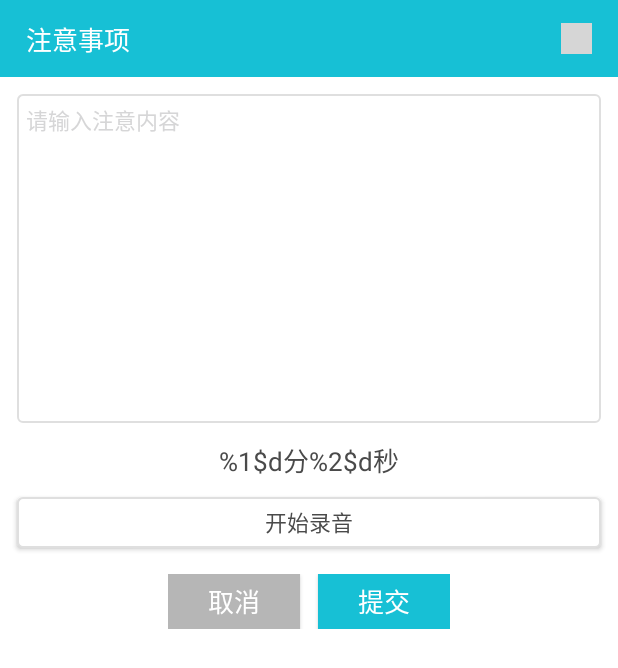
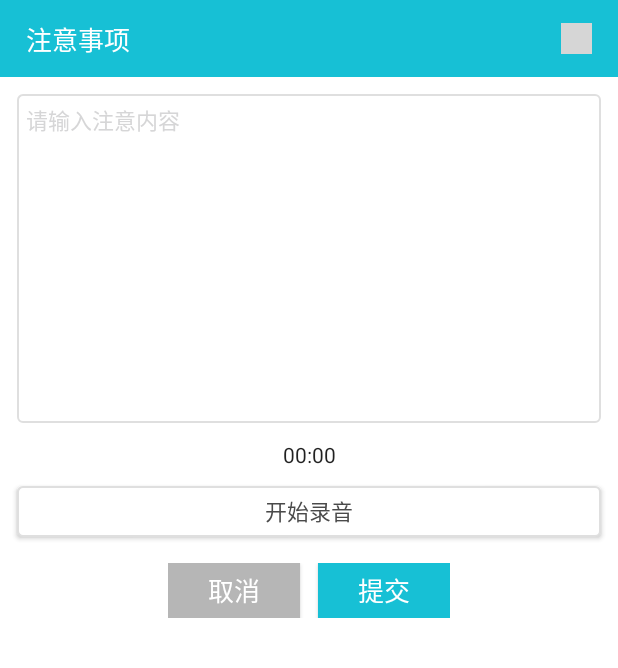
Before and after one commit to evan-liu02/YiYangKang, an Android app: the layout home_act_addtip.xml on its own in the app's theme, with its tools: preview values and no code run, on a phone screen of 412 x 824 dp. Shown: the top 668 px of the screen. Run offline under Robolectric (Android 15) with nearby library versions, the phone set to English and light mode, and no system bars; grey boxes are pictures that could not be loaded.

Commit message:
添加提醒功能完善。

```diff
--- a/module_main/build.gradle
+++ b/module_main/build.gradle
@@ -63,6 +63,8 @@ dependencies {
     implementation rootProject.ext.dependencies["bottom-navigation-bar"]
     implementation 'com.github.arcadefire:nice-spinner:1.4.3'
 
+    implementation rootProject.ext.dependencies["rxpermissions2"]
+
 
 
 }
--- a/module_main/src/main/res/layout/home_act_addtip.xml
+++ b/module_main/src/main/res/layout/home_act_addtip.xml
@@ -62,7 +62,7 @@
             app:layout_constraintLeft_toLeftOf="parent"
             app:layout_constraintRight_toRightOf="parent"/>
 
-        <TextView
+        <!--<TextView
             android:id="@+id/tv_record_time"
             style="@style/common_text_content_default"
             android:layout_width="wrap_content"
@@ -71,7 +71,16 @@
             android:text="@string/common_record_time"
             app:layout_constraintTop_toBottomOf="@+id/edt_tip_content"
             app:layout_constraintLeft_toLeftOf="parent"
-            app:layout_constraintRight_toRightOf="parent"/>
+            app:layout_constraintRight_toRightOf="parent"/>-->
+
+        <Chronometer
+            android:id="@+id/chronometer"
+            android:layout_width="wrap_content"
+            android:layout_margin="@dimen/dp_10"
+            app:layout_constraintTop_toBottomOf="@+id/edt_tip_content"
+            app:layout_constraintLeft_toLeftOf="parent"
+            app:layout_constraintRight_toRightOf="parent"
+            android:layout_height="wrap_content" />
 
         <Button
             android:id="@+id/btn_record"
@@ -81,7 +90,7 @@
             android:layout_width="0dp"
             android:layout_height="@dimen/dp_30"
             android:text="开始录音"
-            app:layout_constraintTop_toBottomOf="@+id/tv_record_time"
+            app:layout_constraintTop_toBottomOf="@id/chronometer"
             app:layout_constraintLeft_toLeftOf="parent"
             app:layout_constraintRight_toRightOf="parent"/>
 
--- a/module_main/src/main/res/values/strings.xml
+++ b/module_main/src/main/res/values/strings.xml
@@ -57,4 +57,7 @@
         <item>周五</item>
         <item>周六</item>
     </string-array>
+
+    <string name="home_no_external_storage_tip">请先授予“怡养康”访问存储空间的权限</string>
+    <string name="home_no_record_audio_tip">请先授予“怡养康”录制音频的权限</string>
 </resources>
```
Also changed, not shown: module_main/src/main/java/com/anju/yyk/main/ui/act/addtip/AddTipAct.java (+77 -15 lines), module_main/src/main/java/com/anju/yyk/main/ui/act/scantips/ScanPersonalTipsAct.java (+9 -9 lines).
